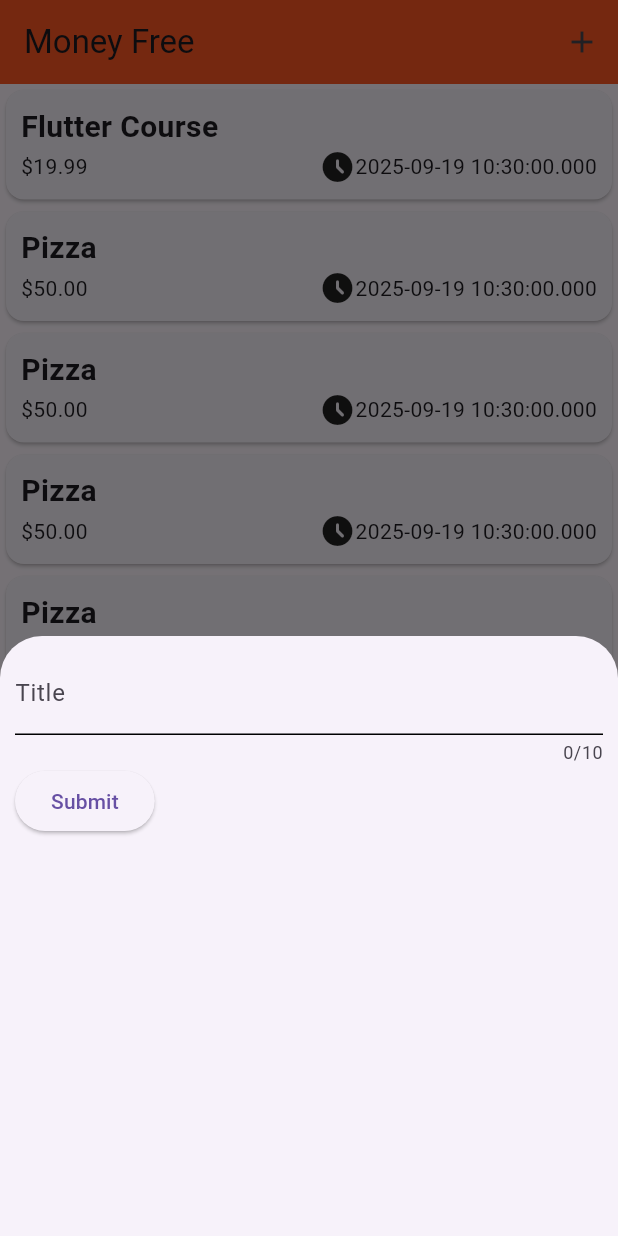
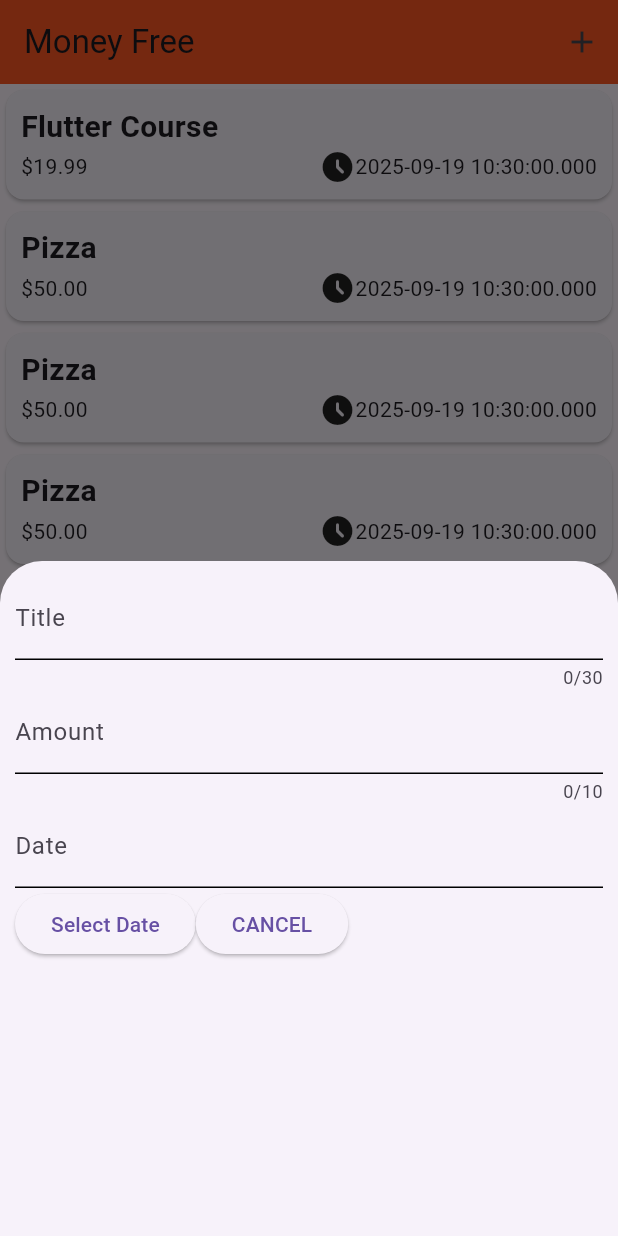
Before and after one commit to albert-a0/money_free, a Flutter app: the screen it shows after launch, after a tap on the "add" icon, on a phone screen of 412 x 824 dp. Run offline on Flutter 3.47's test engine with Material 3 defaults, Android fonts, the phone set to English and light mode, and no system bars.

Commit message:
added features

```diff
--- a/lib/main.dart
+++ b/lib/main.dart
@@ -1,8 +1,14 @@
 import 'package:flutter/material.dart';
 import 'package:money_free/the_app.dart';
 import 'package:money_free/widgets/expenses_list/expenses.dart';
+import 'package:flutter/services.dart';
 
 void main() {
+  WidgetsFlutterBinding.ensureInitialized();
+  SystemChrome.setPreferredOrientations([
+    DeviceOrientation.portraitUp,
+    DeviceOrientation.portraitDown
+  ]);
   runApp(MaterialApp(
     home: Expenses(),
   ));
--- a/lib/widgets/expenses_list/expenses.dart
+++ b/lib/widgets/expenses_list/expenses.dart
@@ -1,5 +1,6 @@
 import 'package:flutter/material.dart';
 import 'package:money_free/widgets/expenses_list/expenses_list.dart';
+import 'package:money_free/widgets/expenses_list/new_expense.dart';
 
 import '../../model/expense.dart';
 
@@ -36,35 +37,7 @@ class _ExpensesState extends State<Expenses> {
         actions: [
           IconButton(onPressed: (){
             showModalBottomSheet(context: context, builder:(ctx) {
-              return Container(
-                height: 400,
-
-                child: Padding(
-                  padding: EdgeInsetsGeometry.all(10),
-                  child:Column(
-                    crossAxisAlignment: CrossAxisAlignment.stretch,
-                    children: [
-                      TextField(
-                        decoration: InputDecoration(
-                          label: Text("Title"),
-                          enabledBorder: UnderlineInputBorder()
-                        ),
-                        maxLength: 10,
-                        onChanged: (value) {
-
-                        },
-                      ),
-                      Row(
-                        children: [
-                          ElevatedButton(onPressed: () {
-
-                          }, child: Text("Submit"))
-                        ],
-                      )
-                    ],
-                  )
-                ),
-              );
+              return NewExpense();
             });
           }, icon: Icon(Icons.add))
         ],
--- /dev/null
+++ b/lib/widgets/expenses_list/new_expense.dart
@@ -0,0 +1,75 @@
+import 'package:flutter/material.dart';
+
+class NewExpense  extends StatefulWidget{
+  NewExpense({super.key});
+
+  @override
+  State<NewExpense> createState() {
+    return _NewExpenseState();
+  }
+
+}
+
+class _NewExpenseState extends State<NewExpense>{
+  @override
+  Widget build(BuildContext context) {
+    return Container(
+      height: 450,
+
+      child: Padding(
+          padding: EdgeInsetsGeometry.all(10),
+          child:Column(
+            crossAxisAlignment: CrossAxisAlignment.stretch,
+            children: [
+              TextField(
+                decoration: InputDecoration(
+                    label: Text("Title"),
+                    enabledBorder: UnderlineInputBorder()
+                ),
+                maxLength: 30,
+                onChanged: (value) {
+
+                },
+              ),
+              TextField(
+                decoration: InputDecoration(
+                    label: Text("Amount"),
+                    enabledBorder: UnderlineInputBorder()
+                ),
+                maxLength: 10,
+                onChanged: (value) {
+
+                },
+                keyboardType: TextInputType.number,
+              ),
+              TextField(
+                decoration: InputDecoration(
+                    label: Text("Date"),
+                    enabledBorder: UnderlineInputBorder()
+                ),
+
+                keyboardType: TextInputType.datetime,
+              ),
+              Row(
+                children: [
+                  ElevatedButton(onPressed: () {
+                    showDatePicker(context: context,
+                        firstDate: DateTime.now(),
+                        lastDate: DateTime.now().add( Duration(days: 365)),
+                        initialDate: DateTime.now(),
+                    ).then((value) {
+                      print(value);
+                    });
+                  }, child: Text("Select Date")),
+                  ElevatedButton(onPressed: () {
+                    Navigator.pop(context);
+                  }, child: Text("CANCEL"))
+
+                ],
+              )
+            ],
+          )
+      ),
+    );
+  }
+}
```
